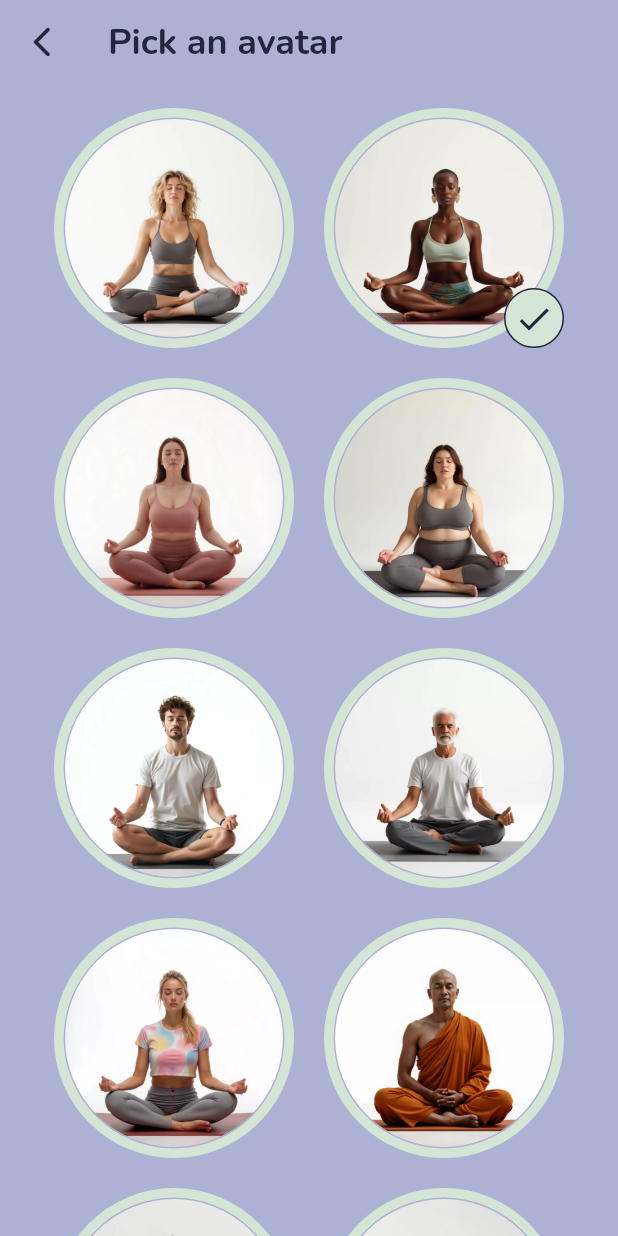
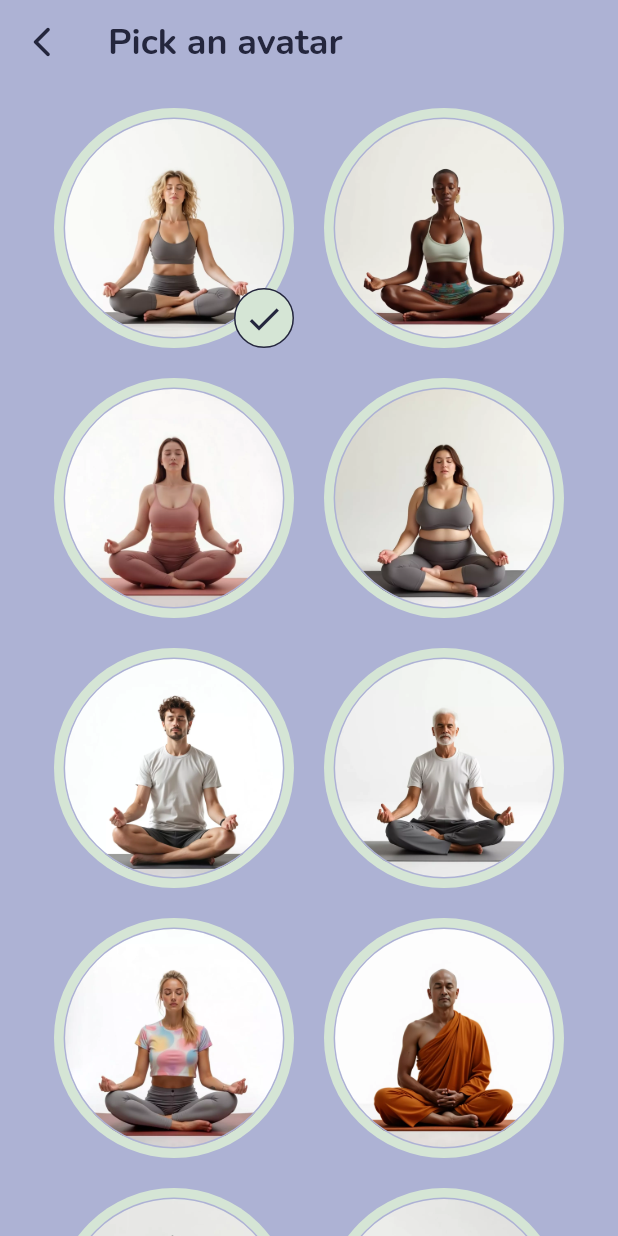
Before and after one commit to thpir/Meditate-app, a Flutter app: the PickAvatarScreen screen opened by its route, on a phone screen of 412 x 824 dp. Run offline on Flutter 3.47's test engine with Material 3 defaults, Android fonts, the phone set to English and light mode, and no system bars; our stand-ins replace logger, shared_preferences; accounts and stored records are empty.

Commit message:
All user prefs are now made dynamic across all screens

```diff
--- a/lib/ui/home/view_model/home_screen_view_model.dart
+++ b/lib/ui/home/view_model/home_screen_view_model.dart
@@ -6,43 +6,19 @@ import 'package:meditate_app/domain/models/meditation_sound.dart';
 
 class HomeScreenViewModel extends ChangeNotifier {
   final UserPreferences _userPreferences;
-  MeditationDuration _selectedDuration = MeditationDuration.min5;
-  MeditationSound _selectedSound = MeditationSound.none;
-  Avatar _selectedAvatar = Avatar.sofie;
-  String _name = '';
 
-  HomeScreenViewModel(this._userPreferences) {
-    _loadUserPreferences();
-  }
+  HomeScreenViewModel(this._userPreferences);
 
-  MeditationDuration get selectedDuration => _selectedDuration;
-  MeditationSound get selectedSound => _selectedSound;
-  Avatar get selectedAvatar => _selectedAvatar;
-  String get name => _name;
+  MeditationDuration get selectedDuration => _userPreferences.duration;
+  MeditationSound get selectedSound => _userPreferences.sound;
+  Avatar get selectedAvatar => _userPreferences.avatar;
+  String get name => _userPreferences.name;
 
   set selectedDuration(MeditationDuration value) {
-    _selectedDuration = value;
     _userPreferences.duration = value;
-    notifyListeners();
   }
 
   set selectedSound(MeditationSound value) {
-    _selectedSound = value;
     _userPreferences.sound = value;
-    notifyListeners();
-  }
-
-  set selectedAvatar(Avatar value) {
-    _selectedAvatar = value;
-    _userPreferences.avatar = value;
-    notifyListeners();
-  }
-
-  void _loadUserPreferences() {
-    _selectedDuration = _userPreferences.duration;
-    _selectedSound = _userPreferences.sound;
-    _selectedAvatar = _userPreferences.avatar;
-    _name = _userPreferences.name;
-    notifyListeners();
   }
 }
--- /dev/null
+++ b/lib/ui/pick_avatar/view_model/pick_avatar_view_model.dart
@@ -0,0 +1,15 @@
+import 'package:flutter/material.dart';
+import 'package:meditate_app/data/repositories/user_preferences.dart';
+import 'package:meditate_app/domain/models/avatar.dart';
+
+class PickAvatarViewModel extends ChangeNotifier {
+  final UserPreferences _userPreferences;
+
+  PickAvatarViewModel(this._userPreferences);
+
+  Avatar get selectedAvatar => _userPreferences.avatar;
+
+  set selectedAvatar(Avatar value) {
+    _userPreferences.avatar = value;
+  }
+}
--- a/lib/ui/pick_avatar/widgets/pick_avatar_screen.dart
+++ b/lib/ui/pick_avatar/widgets/pick_avatar_screen.dart
@@ -1,7 +1,10 @@
 import 'package:flutter/material.dart';
+import 'package:meditate_app/data/repositories/user_preferences.dart';
 import 'package:meditate_app/domain/models/avatar.dart';
 import 'package:meditate_app/ui/core/theme/app_colors.dart';
 import 'package:meditate_app/ui/core/ui/avatar_view.dart';
+import 'package:meditate_app/ui/pick_avatar/view_model/pick_avatar_view_model.dart';
+import 'package:provider/provider.dart';
 
 class PickAvatarScreen extends StatelessWidget {
   static const String routeName = '/pick-avatar';
@@ -9,10 +12,44 @@ class PickAvatarScreen extends StatelessWidget {
 
   @override
   Widget build(BuildContext context) {
+    final userPrefs = Provider.of<UserPreferences>(context);
+
+    return ChangeNotifierProvider(
+      create: (_) => PickAvatarViewModel(userPrefs),
+      child: Scaffold(
+        backgroundColor: AppColors.primary,
+        extendBodyBehindAppBar: false,
+        appBar: AppBar(
+          backgroundColor: AppColors.primary,
+          elevation: 0,
+          title: const Text(
+            'Pick an avatar',
+            style: TextStyle(
+              color: AppColors.onPrimary,
+              fontSize: 24,
+              fontWeight: FontWeight.w600,
+            ),
+          ),
+          leading: IconButton(
+            icon: const Icon(Icons.arrow_back_ios_new_rounded),
+            color: AppColors.onPrimary,
+            onPressed: () => Navigator.of(context).pop(),
+          ),
+        ),
+        body: AvatarListView(),
+      ),
+    );
+  }
+}
+
+class AvatarListView extends StatelessWidget {
+  const AvatarListView({super.key});
+
+  @override
+  Widget build(BuildContext context) {
     final double screenWidth = MediaQuery.sizeOf(context).width;
-    final int selectedAvatarId = 1; // TODO: Replace with the actual selected avatar ID
 
-    List<Widget> populateWrapWithAvatars() {
+  List<Widget> populateWrapWithAvatars() {
       List<Widget> avatarWidgets = [];
       List<Avatar> avatars = Avatar.values.toList();
       for (Avatar avatar in avatars) {
@@ -24,7 +61,9 @@ class PickAvatarScreen extends StatelessWidget {
               fit: StackFit.loose,
               children: [
                 GestureDetector(
-                  onTap: () {},
+                  onTap: () {
+                    context.read<PickAvatarViewModel>().selectedAvatar = avatar;
+                  },
                   child: AvatarView(
                     size: avatarSize,
                     imagePath: avatar.imagePath,
@@ -33,7 +72,7 @@ class PickAvatarScreen extends StatelessWidget {
                 Align(
                   alignment: Alignment.bottomRight,
                   child: Visibility(
-                    visible: avatar.id == selectedAvatarId,
+                    visible: avatar.id == context.watch<PickAvatarViewModel>().selectedAvatar.id,
                     child: Container(
                       width: avatarSize / 4,
                       height: avatarSize / 4,
@@ -51,9 +90,9 @@ class PickAvatarScreen extends StatelessWidget {
                         color: AppColors.onPrimary,
                         size: avatarSize / 6,
                       ),
-                    )
+                    ),
                   ),
-                )
+                ),
               ],
             ),
           ),
@@ -62,36 +101,15 @@ class PickAvatarScreen extends StatelessWidget {
       return avatarWidgets;
     }
 
-    return Scaffold(
-      backgroundColor: AppColors.primary,
-      extendBodyBehindAppBar: false,
-      appBar: AppBar(
-        backgroundColor: AppColors.primary,
-        elevation: 0,
-        title: const Text(
-          'Pick an avatar',
-          style: TextStyle(
-            color: AppColors.onPrimary,
-            fontSize: 24,
-            fontWeight: FontWeight.w600,
-          ),
-        ),
-        leading: IconButton(
-          icon: const Icon(Icons.arrow_back_ios_new_rounded),
-          color: AppColors.onPrimary,
-          onPressed: () => Navigator.of(context).pop(),
-        ),
-      ),
-      body: SingleChildScrollView(
-        child: Padding(
-          padding: const EdgeInsets.symmetric(vertical: 16),
-          child: Center(
-            child: Wrap(
-              alignment: WrapAlignment.start,
-              spacing: 20,
-              runSpacing: 20,
-              children: [...populateWrapWithAvatars()],
-            ),
+    return SingleChildScrollView(
+      child: Padding(
+        padding: const EdgeInsets.symmetric(vertical: 16),
+        child: Center(
+          child: Wrap(
+            alignment: WrapAlignment.start,
+            spacing: 20,
+            runSpacing: 20,
+            children: [...populateWrapWithAvatars()],
           ),
         ),
       ),
```
Also changed, not shown: lib/ui/meditation_session/view_models/meditation_session_view_model.dart (added, +11 -0 lines), lib/ui/meditation_session/widgets/meditation_session_screen.dart (+20 -9 lines), lib/ui/user_settings/view_model/user_settings_view_model.dart (added, +27 -0 lines), lib/ui/user_settings/widgets/user_settings_screen.dart (+25 -26 lines).
